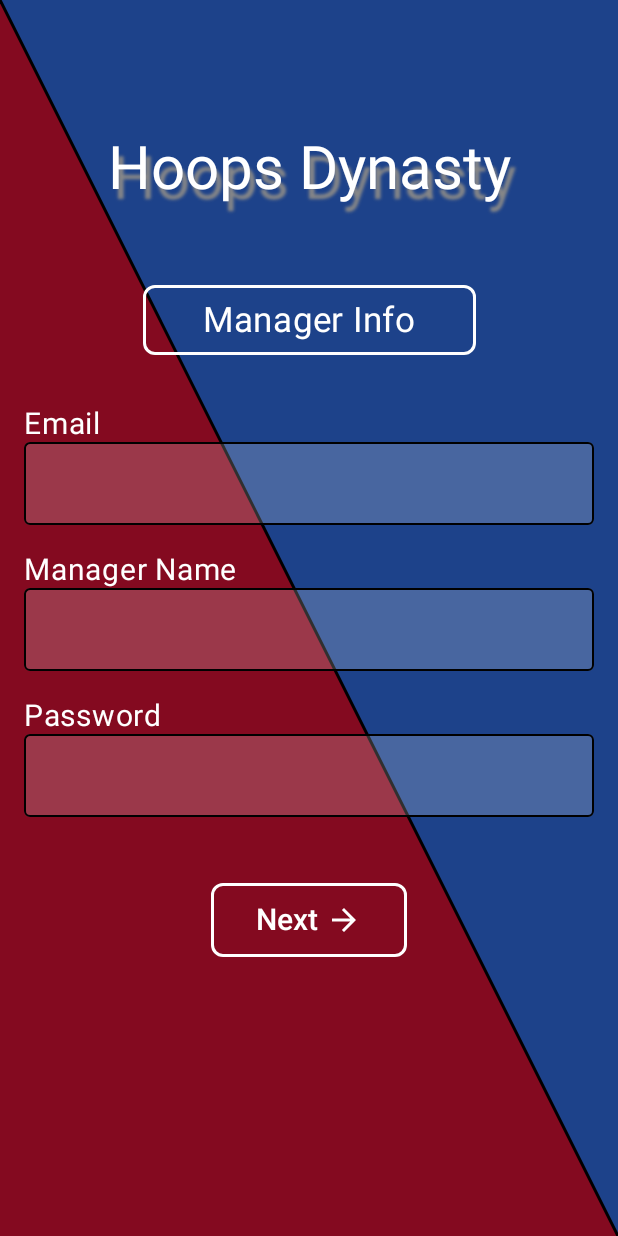
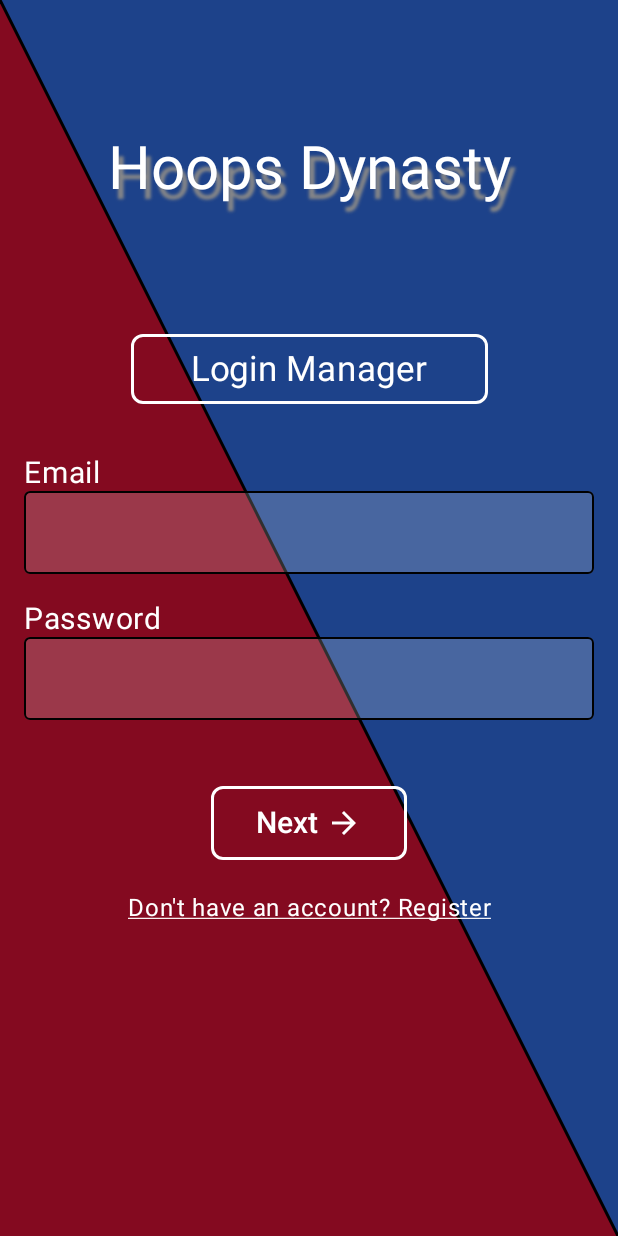
Before and after one commit to PedroAzevedo47094/hoops-dynasty, an Android app built with Jetpack Compose: the screen it shows after launch (MainActivity), on a phone screen of 412 x 824 dp. Run offline under Robolectric (Android 15) with nearby library versions, the phone set to English and light mode, and no system bars; our stand-ins replace Firebase (no records; nobody signed in at launch, a user with empty details on screens opened directly), Room's generated code.

Commit message:
Add navigation between login and register

```diff
--- a/HoopsDynasty/app/build.gradle
+++ b/HoopsDynasty/app/build.gradle
@@ -118,6 +118,8 @@
     debugImplementation 'androidx.compose.ui:ui-tooling'
     debugImplementation 'androidx.compose.ui:ui-test-manifest'
 
+    implementation("androidx.navigation:navigation-compose:2.5.3")
+
     implementation 'com.google.android.material:material:1.9.0'
     implementation 'org.jetbrains.kotlinx:kotlinx-coroutines-android:1.7.1'
 
--- /dev/null
+++ b/HoopsDynasty/app/src/main/java/com/dam/hoopsdynasty/ui/Navigation.kt
@@ -0,0 +1,25 @@
+package com.dam.hoopsdynasty.ui
+
+import androidx.compose.runtime.Composable
+import androidx.lifecycle.viewmodel.compose.viewModel
+import androidx.navigation.compose.NavHost
+import androidx.navigation.compose.composable
+import androidx.navigation.compose.rememberNavController
+import com.dam.hoopsdynasty.ui.view.Register_Login.ManagerInfo
+import com.dam.hoopsdynasty.ui.view.Register_Login.ManagerLogin
+import com.dam.hoopsdynasty.ui.view.Register_Login.ManagerRegister
+import com.dam.hoopsdynasty.ui.viewmodel.MainViewModel
+
+@Composable
+fun Navigation() {
+    val navController = rememberNavController()
+    val viewModel : MainViewModel = viewModel()
+    NavHost(navController = navController, startDestination = Screen.LoginScreen.route) {
+        composable(route = Screen.LoginScreen.route) {
+            ManagerInfo(viewModel = viewModel, true, navController = navController, 2000)
+        }
+        composable(route = Screen.RegisterScreen.route) {
+            ManagerInfo(viewModel = viewModel, false,navController = navController, 1000)
+        }
+    }
+}
--- /dev/null
+++ b/HoopsDynasty/app/src/main/java/com/dam/hoopsdynasty/ui/Screen.kt
@@ -0,0 +1,6 @@
+package com.dam.hoopsdynasty.ui
+
+sealed class Screen(val route: String){
+    object LoginScreen : Screen("login")
+    object RegisterScreen : Screen("register")
+}
--- a/HoopsDynasty/app/src/main/java/com/dam/hoopsdynasty/ui/activities/MainActivity.kt
+++ b/HoopsDynasty/app/src/main/java/com/dam/hoopsdynasty/ui/activities/MainActivity.kt
@@ -1,7 +1,6 @@
 package com.dam.hoopsdynasty.ui.activities
 
 
-import android.content.Context
 import android.os.Bundle
 import androidx.activity.compose.setContent
 import androidx.activity.viewModels
@@ -9,10 +8,11 @@
 import androidx.compose.material3.MaterialTheme
 import androidx.compose.runtime.Composable
 import androidx.lifecycle.viewmodel.compose.viewModel
+import com.dam.hoopsdynasty.ui.Navigation
 import com.dam.hoopsdynasty.ui.theme.HoopsDynastyTheme
 
 import com.dam.hoopsdynasty.ui.view.Background
-import com.dam.hoopsdynasty.ui.view.ManagerInfo
+import com.dam.hoopsdynasty.ui.view.Register_Login.ManagerInfo
 
 import com.dam.hoopsdynasty.ui.viewmodel.MainViewModel
 
@@ -40,7 +40,8 @@
 
         MaterialTheme {
             Background()
-            ManagerInfo(viewModel)
+            Navigation()
+            //ManagerInfo(viewModel, true)
             //ManagerInfo()
         }
 
--- /dev/null
+++ b/HoopsDynasty/app/src/main/java/com/dam/hoopsdynasty/ui/view/Register_Login/LoginView.kt
@@ -0,0 +1,225 @@
+package com.dam.hoopsdynasty.ui.view.Register_Login
+
+import androidx.compose.foundation.BorderStroke
+import androidx.compose.foundation.background
+import androidx.compose.foundation.border
+import androidx.compose.foundation.clickable
+import androidx.compose.foundation.layout.Arrangement
+import androidx.compose.foundation.layout.Box
+import androidx.compose.foundation.layout.Column
+import androidx.compose.foundation.layout.PaddingValues
+import androidx.compose.foundation.layout.Row
+import androidx.compose.foundation.layout.Spacer
+import androidx.compose.foundation.layout.fillMaxSize
+import androidx.compose.foundation.layout.fillMaxWidth
+import androidx.compose.foundation.layout.height
+import androidx.compose.foundation.layout.padding
+import androidx.compose.foundation.shape.RoundedCornerShape
+import androidx.compose.foundation.text.KeyboardOptions
+import androidx.compose.material.TextField
+import androidx.compose.material.TextFieldDefaults
+import androidx.compose.material.icons.Icons
+import androidx.compose.material.icons.filled.ArrowForward
+import androidx.compose.material3.ButtonDefaults
+import androidx.compose.material3.Divider
+import androidx.compose.material3.Icon
+import androidx.compose.material3.Text
+import androidx.compose.material3.TextButton
+import androidx.compose.runtime.Composable
+import androidx.compose.runtime.getValue
+import androidx.compose.runtime.mutableStateOf
+import androidx.compose.runtime.remember
+import androidx.compose.runtime.setValue
+import androidx.compose.ui.Alignment
+import androidx.compose.ui.Modifier
+import androidx.compose.ui.graphics.Color
+import androidx.compose.ui.text.TextStyle
+import androidx.compose.ui.text.buildAnnotatedString
+import androidx.compose.ui.text.input.KeyboardType
+import androidx.compose.ui.text.input.PasswordVisualTransformation
+import androidx.compose.ui.text.style.TextAlign
+import androidx.compose.ui.text.style.TextDecoration
+import androidx.compose.ui.text.withStyle
+import androidx.compose.ui.unit.dp
+import androidx.compose.ui.unit.sp
+import androidx.navigation.NavController
+import com.dam.hoopsdynasty.ui.Screen
+import com.dam.hoopsdynasty.ui.viewmodel.MainViewModel
+
+@Composable
+fun ManagerLogin(viewModel: MainViewModel, navController: NavController) {
+    var email by remember { mutableStateOf("") }
+    var password by remember {
+        mutableStateOf("")
+    }
+
+    Column() {
+        Row(
+            modifier = Modifier
+                .fillMaxWidth()
+                .padding(8.dp),
+            horizontalArrangement = Arrangement.Center
+        ) {
+            Box(
+                modifier = Modifier
+                    .padding(8.dp)
+                    .border(2.dp, Color.White, shape = RoundedCornerShape(8.dp)),
+            ) {
+                Text(
+                    text = "Login Manager",
+                    modifier = Modifier
+                        .padding(horizontal = 40.dp, vertical = 10.dp),
+                    color = Color.White,
+                    fontSize = 23.sp
+                )
+            }
+        }
+        Spacer(modifier = Modifier.height(18.dp))
+        Column() {
+            Text(
+                text = "Email",
+                color = Color.White,
+                fontSize = 20.sp,
+            )
+            Box(
+                modifier = Modifier
+                    .fillMaxWidth()
+                    .background(Color.White.copy(alpha = 0.19f), shape = RoundedCornerShape(4.dp))
+                    .border(BorderStroke(1.dp, Color.Black), shape = RoundedCornerShape(4.dp))
+                    .padding(horizontal = 4.dp)
+                    .height(55.dp) // Adjust the height as needed
+            ) {
+                TextField(
+                    value = email,
+                    onValueChange = { email = it },
+                    modifier = Modifier
+                        .fillMaxSize()
+                        .padding(start = 4.dp),
+                    textStyle = TextStyle(color = Color.White, fontSize = 18.sp),
+                    singleLine = true,
+                    colors = TextFieldDefaults.textFieldColors(
+                        backgroundColor = Color.Transparent, // Change the background color here
+                        focusedIndicatorColor = Color.Transparent, // Remove the focused underline
+                        unfocusedIndicatorColor = Color.Transparent // Remove the unfocused underline
+                    )
+                )
+            }
+        }
+
+        Spacer(modifier = Modifier.height(18.dp))
+        Column() {
+            Text(
+                text = "Password",
+                color = Color.White,
+                fontSize = 20.sp,
+            )
+            Box(
+                modifier = Modifier
+                    .fillMaxWidth()
+                    .background(Color.White.copy(alpha = 0.19f), shape = RoundedCornerShape(4.dp))
+                    .border(BorderStroke(1.dp, Color.Black), shape = RoundedCornerShape(4.dp))
+                    .padding(horizontal = 4.dp)
+                    .height(55.dp) // Adjust the height as needed
+            ) {
+                TextField(
+                    value = password,
+                    onValueChange = { password = it },
+                    modifier = Modifier
+                        .fillMaxSize()
+                        .padding(start = 4.dp),
+                    textStyle = TextStyle(color = Color.White, fontSize = 18.sp),
+                    singleLine = true,
+                    colors = TextFieldDefaults.textFieldColors(
+                        backgroundColor = Color.Transparent, // Change the background color here
+                        focusedIndicatorColor = Color.Transparent, // Remove the focused underline
+                        unfocusedIndicatorColor = Color.Transparent // Remove the unfocused underline
+                    ),
+                    visualTransformation = PasswordVisualTransformation(),
+                    keyboardOptions = KeyboardOptions(keyboardType = KeyboardType.Password)
+                )
+            }
+        }
+
+        Spacer(modifier = Modifier.height(16.dp))
+
+
+
+        Spacer(modifier = Modifier.height(16.dp))
+
+        Row(
+            modifier = Modifier
+                .fillMaxWidth()
+                .padding(8.dp),
+            horizontalArrangement = Arrangement.Center,
+            verticalAlignment = Alignment.Bottom
+        ) {
+
+            Box(
+                modifier = Modifier
+                    .padding(4.dp) // Adjust the padding values for the Box
+                    .border(2.dp, Color.White, shape = RoundedCornerShape(8.dp))
+            ) {
+                TextButton(
+                    onClick = {
+                        if (email.isNotBlank()) {
+                            val managerViewModel = viewModel.managerViewModel
+                            managerViewModel.loginManager(email, password)
+
+                        }
+                    },
+                    modifier = Modifier.padding(
+                        horizontal = 30.dp,
+                        vertical = 0.5.dp
+                    ), // Adjust the padding values for the TextButton
+                    colors = ButtonDefaults.textButtonColors(
+                        // backgroundColor = Color.Transparent, // Set the background color to transparent
+                        contentColor = Color.White, // Set the text color
+                    ),
+                    shape = RoundedCornerShape(8.dp), // Apply rounded corner shape
+                    contentPadding = PaddingValues(0.dp) // Remove padding from the button
+                ) {
+                    Row(verticalAlignment = Alignment.CenterVertically) {
+                        Text(
+                            text = "Next",
+                            fontSize = 20.sp
+                        )
+                        Icon(
+                            imageVector = Icons.Filled.ArrowForward,
+                            contentDescription = "Arrow Forward",
+                            modifier = Modifier.padding(start = 4.dp)
+                        )
+                    }
+                }
+            }
+        }
+
+        Row(
+            modifier = Modifier.fillMaxWidth(),
+            horizontalArrangement = Arrangement.Center
+        ) {
+            Text(
+                text = buildAnnotatedString {
+                    withStyle(style = androidx.compose.ui.text.SpanStyle(textDecoration = TextDecoration.Underline)) {
+                        append("Don't have an account? Register")
+                    }
+                },
+                color = Color.White,
+                fontSize = 16.sp,
+                textAlign = TextAlign.Center,
+                modifier = Modifier
+                    .padding(top = 8.dp)
+                    .clickable {
+                        navController.navigate(Screen.RegisterScreen.route)
+                    }
+            )
+        }
+
+
+
+
+
+
+    }
+
+
+}
--- /dev/null
+++ b/HoopsDynasty/app/src/main/java/com/dam/hoopsdynasty/ui/view/Register_Login/OpenView.kt
@@ -0,0 +1,100 @@
+package com.dam.hoopsdynasty.ui.view.Register_Login
+
+import androidx.compose.animation.core.animateDpAsState
+import androidx.compose.animation.core.tween
+import androidx.compose.foundation.layout.Arrangement
+import androidx.compose.foundation.layout.Box
+import androidx.compose.foundation.layout.Column
+import androidx.compose.foundation.layout.fillMaxSize
+import androidx.compose.foundation.layout.fillMaxWidth
+import androidx.compose.foundation.layout.offset
+import androidx.compose.foundation.layout.padding
+import androidx.compose.material3.MaterialTheme
+import androidx.compose.material3.Text
+import androidx.compose.runtime.Composable
+import androidx.compose.runtime.LaunchedEffect
+import androidx.compose.runtime.getValue
+import androidx.compose.runtime.mutableStateOf
+import androidx.compose.runtime.remember
+import androidx.compose.runtime.setValue
+import androidx.compose.ui.Alignment
+import androidx.compose.ui.Modifier
+import androidx.compose.ui.geometry.Offset
+import androidx.compose.ui.graphics.Color
+import androidx.compose.ui.graphics.Shadow
+import androidx.compose.ui.text.TextStyle
+import androidx.compose.ui.unit.dp
+import androidx.compose.ui.unit.sp
+import androidx.navigation.NavController
+import com.dam.hoopsdynasty.ui.theme.HoopsDynastyTheme
+import com.dam.hoopsdynasty.ui.viewmodel.MainViewModel
+import kotlinx.coroutines.delay
+
+@Composable
+fun ManagerInfo(viewModel: MainViewModel, login: Boolean, navController: NavController, millis: Long) {
+
+    HoopsDynastyTheme() {
+        MaterialTheme {
+            var isVisible by remember { mutableStateOf(false) }
+            val offsetY by animateDpAsState(
+                targetValue = if (isVisible) (-300f).dp else 0.dp,
+                animationSpec = tween(durationMillis = millis.toInt())
+            )
+
+            LaunchedEffect(Unit) {
+                isVisible = true
+            }
+
+            Column(
+                modifier = Modifier.fillMaxSize(),
+            ) {
+                Box(
+                    modifier = Modifier
+                        .fillMaxWidth()
+                        .weight(1f),
+                    contentAlignment = Alignment.Center
+                ) {
+                    Text(
+                        text = "Hoops Dynasty",
+                        color = Color.White,
+                        modifier = Modifier
+                            .offset(y = offsetY),
+                        style = TextStyle(
+                            fontSize = 40.sp,
+                            shadow = Shadow(
+                                color = Color.Gray, offset = Offset(5.0f, 10.0f), blurRadius = 2f
+                            )
+                        )
+                    )
+
+                }
+
+            }
+            var showContent by remember { mutableStateOf(false) }
+
+            LaunchedEffect(Unit) {
+                delay(millis)
+                showContent = true
+            }
+
+            if (showContent) {
+                // Your content here
+                Column(
+                    modifier = Modifier
+                        .fillMaxSize()
+                        .padding(16.dp),
+                    verticalArrangement = Arrangement.Center,
+                    horizontalAlignment = Alignment.CenterHorizontally
+                ) {
+                    if (login) {
+                        ManagerLogin(viewModel, navController)
+                    } else {
+                        ManagerRegister(viewModel, navController)
+                    }
+                }
+            }
+
+
+        }
+    }
+}
--- a/HoopsDynasty/app/src/main/java/com/dam/hoopsdynasty/ui/view/RegisterView.kt
+++ b/HoopsDynasty/app/src/main/java/com/dam/hoopsdynasty/ui/view/Register_Login/RegisterView.kt
@@ -1,10 +1,9 @@
-package com.dam.hoopsdynasty.ui.view
+package com.dam.hoopsdynasty.ui.view.Register_Login
 
-import androidx.compose.animation.core.animateDpAsState
-import androidx.compose.animation.core.tween
 import androidx.compose.foundation.BorderStroke
 import androidx.compose.foundation.background
 import androidx.compose.foundation.border
+import androidx.compose.foundation.clickable
 import androidx.compose.foundation.layout.Arrangement
 import androidx.compose.foundation.layout.Box
 import androidx.compose.foundation.layout.Column
@@ -14,7 +13,6 @@
 import androidx.compose.foundation.layout.fillMaxSize
 import androidx.compose.foundation.layout.fillMaxWidth
 import androidx.compose.foundation.layout.height
-import androidx.compose.foundation.layout.offset
 import androidx.compose.foundation.layout.padding
 import androidx.compose.foundation.shape.RoundedCornerShape
 import androidx.compose.foundation.text.KeyboardOptions
@@ -24,106 +22,38 @@
 import androidx.compose.material.icons.filled.ArrowForward
 import androidx.compose.material3.ButtonDefaults
 import androidx.compose.material3.Icon
-import androidx.compose.material3.MaterialTheme
 import androidx.compose.material3.Text
 import androidx.compose.material3.TextButton
 import androidx.compose.runtime.Composable
-import androidx.compose.runtime.LaunchedEffect
 import androidx.compose.runtime.getValue
 import androidx.compose.runtime.mutableStateOf
 import androidx.compose.runtime.remember
 import androidx.compose.runtime.setValue
 import androidx.compose.ui.Alignment
 import androidx.compose.ui.Modifier
-import androidx.compose.ui.geometry.Offset
 import androidx.compose.ui.graphics.Color
-import androidx.compose.ui.graphics.Shadow
+import androidx.compose.ui.text.SpanStyle
 import androidx.compose.ui.text.TextStyle
+import androidx.compose.ui.text.buildAnnotatedString
 import androidx.compose.ui.text.input.KeyboardType
 import androidx.compose.ui.text.input.PasswordVisualTransformation
+import androidx.compose.ui.text.style.TextAlign
+import androidx.compose.ui.text.style.TextDecoration
+import androidx.compose.ui.text.withStyle
 import androidx.compose.ui.unit.dp
 import androidx.compose.ui.unit.sp
-import com.dam.hoopsdynasty.ui.theme.HoopsDynastyTheme
+import androidx.navigation.NavController
+import com.dam.hoopsdynasty.ui.Screen
 import com.dam.hoopsdynasty.ui.viewmodel.MainViewModel
-import kotlinx.coroutines.delay
+
 
 @Composable
-fun ManagerInfo(viewModel: MainViewModel) {
-
-    HoopsDynastyTheme() {
-        MaterialTheme {
-            var isVisible by remember { mutableStateOf(false) }
-            val offsetY by animateDpAsState(
-                targetValue = if (isVisible) (-300f).dp else 0.dp,
-                animationSpec = tween(durationMillis = 2000)
-            )
-
-            LaunchedEffect(Unit) {
-                isVisible = true
-            }
-
-            Column(
-                modifier = Modifier.fillMaxSize(),
-            ) {
-                Box(
-                    modifier = Modifier
-                        .fillMaxWidth()
-                        .weight(1f),
-                    contentAlignment = Alignment.Center
-                ) {
-                    Text(
-                        text = "Hoops Dynasty",
-                        color = Color.White,
-                        modifier = Modifier
-                            .offset(y = offsetY),
-                        style = TextStyle(
-                            fontSize = 40.sp,
-                            shadow = Shadow(
-                                color = Color.Gray, offset = Offset(5.0f, 10.0f), blurRadius = 2f
-                            )
-                        )
-                    )
-
-                }
-
-            }
-            var showContent by remember { mutableStateOf(false) }
-
-            LaunchedEffect(Unit) {
-                delay(2000)
-                showContent = true
-            }
-
-            if (showContent) {
-                // Your content here
-                Column(
-                    modifier = Modifier
-                        .fillMaxSize()
-                        .padding(16.dp),
-                    verticalArrangement = Arrangement.Center,
-                    horizontalAlignment = Alignment.CenterHorizontally
-                ) {
-
-                    ManagerInfoForm(viewModel)
-                }
-            }
-
-
-        }
-    }
-}
-
-@Composable
-fun ManagerInfoForm(viewModel: MainViewModel) {
+fun ManagerRegister(viewModel: MainViewModel, navController: NavController) {
     var email by remember { mutableStateOf("") }
     var name by remember { mutableStateOf("") }
     var password by remember {
         mutableStateOf("")
     }
-
-
-
-
 
     Column() {
         Row(
@@ -138,7 +68,7 @@
                     .border(2.dp, Color.White, shape = RoundedCornerShape(8.dp)),
             ) {
                 Text(
-                    text = "Manager Info",
+                    text = "Register Manager",
                     modifier = Modifier
                         .padding(horizontal = 40.dp, vertical = 10.dp),
                     color = Color.White,
@@ -167,7 +97,7 @@
                     modifier = Modifier
                         .fillMaxSize()
                         .padding(start = 4.dp),
-                    textStyle = TextStyle(color = Color.White, fontSize = 20.sp),
+                    textStyle = TextStyle(color = Color.White, fontSize = 18.sp),
                     singleLine = true,
                     colors = TextFieldDefaults.textFieldColors(
                         backgroundColor = Color.Transparent, // Change the background color here
@@ -198,7 +128,7 @@
                     modifier = Modifier
                         .fillMaxSize()
                         .padding(start = 4.dp),
-                    textStyle = TextStyle(color = Color.White, fontSize = 20.sp),
+                    textStyle = TextStyle(color = Color.White, fontSize = 18.sp),
                     singleLine = true,
                     colors = TextFieldDefaults.textFieldColors(
                         backgroundColor = Color.Transparent, // Change the background color here
@@ -230,7 +160,7 @@
                     modifier = Modifier
                         .fillMaxSize()
                         .padding(start = 4.dp),
-                    textStyle = TextStyle(color = Color.White, fontSize = 20.sp),
+                    textStyle = TextStyle(color = Color.White, fontSize = 18.sp),
                     singleLine = true,
                     colors = TextFieldDefaults.textFieldColors(
                         backgroundColor = Color.Transparent, // Change the background color here
@@ -266,7 +196,7 @@
                     onClick = {
                         if (name.isNotBlank()) {
                             val managerViewModel = viewModel.managerViewModel
-                             managerViewModel.registerManager(email, name, password)
+                            managerViewModel.registerManager(email, name, password)
                         }
                     },
                     modifier = Modifier.padding(
@@ -294,7 +224,28 @@
                 }
             }
         }
+
+        Row(
+            modifier = Modifier.fillMaxWidth(),
+            horizontalArrangement = Arrangement.Center
+        ) {
+            Text(
+                text = buildAnnotatedString {
+                    withStyle(style = SpanStyle(textDecoration = TextDecoration.Underline)) {
+                        append("Already have an account? Login")
+                    }
+                },
+                color = Color.White,
+                fontSize = 16.sp,
+                textAlign = TextAlign.Center,
+                modifier = Modifier
+                    .padding(top = 8.dp)
+                    .clickable {
+                        navController.navigate(Screen.LoginScreen.route)
+                    }
+            )
+        }
     }
+
+
 }
-
-//TODO: Add a button to submit the form and navigate to the next screen and store the data
--- a/HoopsDynasty/app/src/main/java/com/dam/hoopsdynasty/ui/viewmodel/ManagerViewModel.kt
+++ b/HoopsDynasty/app/src/main/java/com/dam/hoopsdynasty/ui/viewmodel/ManagerViewModel.kt
@@ -40,6 +40,8 @@
                 }
             }
         }
+    }
+
 
     fun getManager() {
         viewModelScope.launch {
@@ -57,5 +59,16 @@
     fun logoutUser() {
         authViewModel.logoutUser()
     }
+
+    fun loginManager(email: String, password: String) {
+        viewModelScope.launch {
+            val isUserLoggedIn = authViewModel.loginUser(email, password)
+            if (isUserLoggedIn) {
+                // Handle user login
+            } else {
+                // print error message to user
             }
         }
+
+    }
+}
```
Lines whose indentation alone changed are shown as unchanged.
